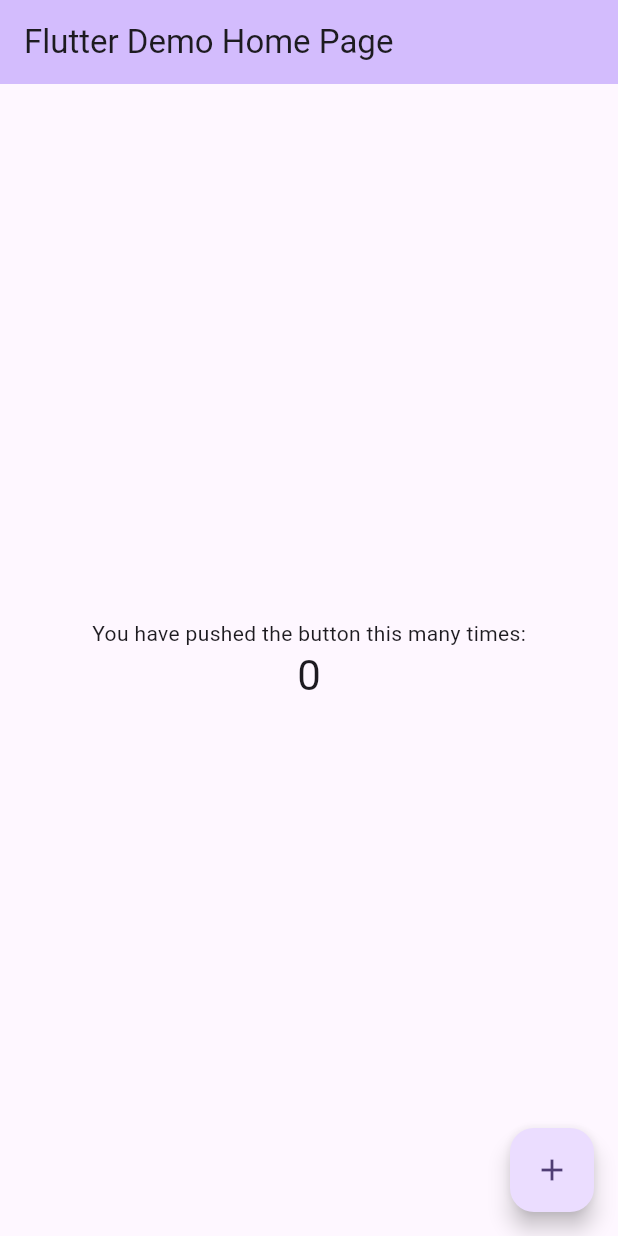
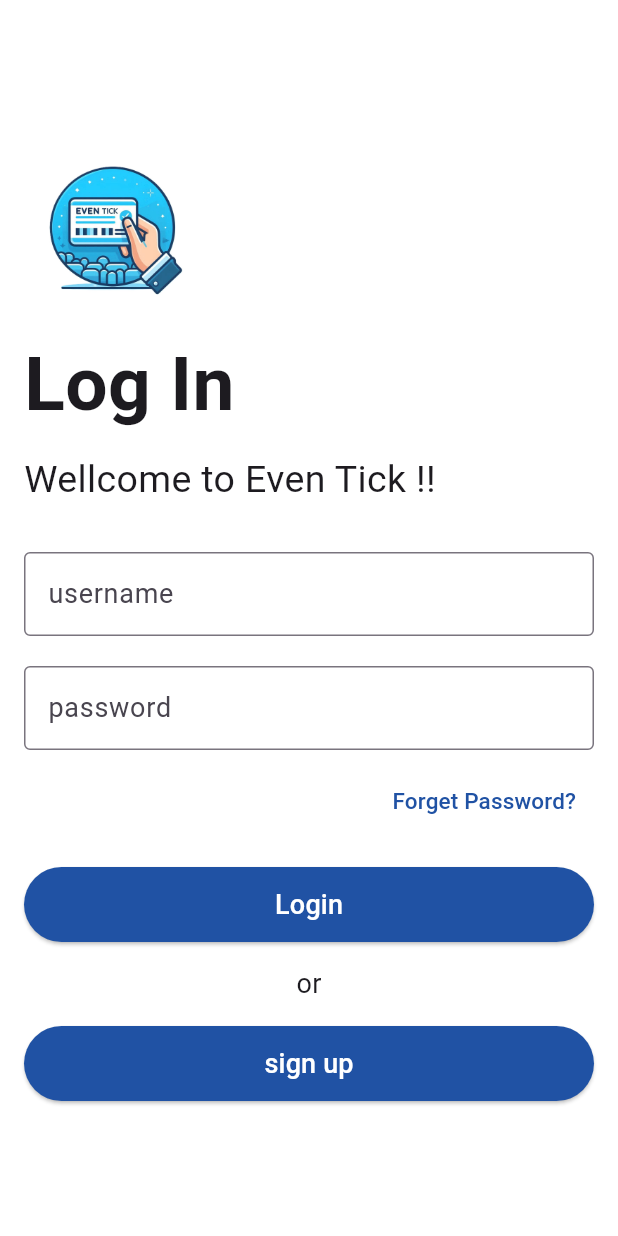
Before and after one commit to hiruim/even_tick, a Flutter app: the screen it shows after launch, on a phone screen of 412 x 824 dp. Run offline on Flutter 3.47's test engine with Material 3 defaults, Android fonts, the phone set to English and light mode, and no system bars.

Commit message:
hirusha 1

```diff
--- /dev/null
+++ b/lib/config/app_assets.dart
@@ -0,0 +1,6 @@
+class AppAssets {
+  ///icons
+
+  ///image
+  static const logo = 'assets/images/logo.png';
+}
--- a/lib/main.dart
+++ b/lib/main.dart
@@ -1,125 +1,20 @@
+import 'package:even_tick/ui/screens/login.dart';
 import 'package:flutter/material.dart';
 
 void main() {
-  runApp(const MyApp());
+  runApp(MyApp());
 }
 
 class MyApp extends StatelessWidget {
-  const MyApp({super.key});
-
-  // This widget is the root of your application.
   @override
   Widget build(BuildContext context) {
     return MaterialApp(
-      title: 'Flutter Demo',
+      debugShowCheckedModeBanner: false,
+      title: 'Even Tick',
       theme: ThemeData(
-        // This is the theme of your application.
-        //
-        // TRY THIS: Try running your application with "flutter run". You'll see
-        // the application has a purple toolbar. Then, without quitting the app,
-        // try changing the seedColor in the colorScheme below to Colors.green
-        // and then invoke "hot reload" (save your changes or press the "hot
-        // reload" button in a Flutter-supported IDE, or press "r" if you used
-        // the command line to start the app).
-        //
-        // Notice that the counter didn't reset back to zero; the application
-        // state is not lost during the reload. To reset the state, use hot
-        // restart instead.
-        //
-        // This works for code too, not just values: Most code changes can be
-        // tested with just a hot reload.
-        colorScheme: ColorScheme.fromSeed(seedColor: Colors.deepPurple),
-        useMaterial3: true,
+        primarySwatch: Colors.blue,
       ),
-      home: const MyHomePage(title: 'Flutter Demo Home Page'),
+      home: LoginPage(),
     );
   }
 }
-
-class MyHomePage extends StatefulWidget {
-  const MyHomePage({super.key, required this.title});
-
-  // This widget is the home page of your application. It is stateful, meaning
-  // that it has a State object (defined below) that contains fields that affect
-  // how it looks.
-
-  // This class is the configuration for the state. It holds the values (in this
-  // case the title) provided by the parent (in this case the App widget) and
-  // used by the build method of the State. Fields in a Widget subclass are
-  // always marked "final".
-
-  final String title;
-
-  @override
-  State<MyHomePage> createState() => _MyHomePageState();
-}
-
-class _MyHomePageState extends State<MyHomePage> {
-  int _counter = 0;
-
-  void _incrementCounter() {
-    setState(() {
-      // This call to setState tells the Flutter framework that something has
-      // changed in this State, which causes it to rerun the build method below
-      // so that the display can reflect the updated values. If we changed
-      // _counter without calling setState(), then the build method would not be
-      // called again, and so nothing would appear to happen.
-      _counter++;
-    });
-  }
-
-  @override
-  Widget build(BuildContext context) {
-    // This method is rerun every time setState is called, for instance as done
-    // by the _incrementCounter method above.
-    //
-    // The Flutter framework has been optimized to make rerunning build methods
-    // fast, so that you can just rebuild anything that needs updating rather
-    // than having to individually change instances of widgets.
-    return Scaffold(
-      appBar: AppBar(
-        // TRY THIS: Try changing the color here to a specific color (to
-        // Colors.amber, perhaps?) and trigger a hot reload to see the AppBar
-        // change color while the other colors stay the same.
-        backgroundColor: Theme.of(context).colorScheme.inversePrimary,
-        // Here we take the value from the MyHomePage object that was created by
-        // the App.build method, and use it to set our appbar title.
-        title: Text(widget.title),
-      ),
-      body: Center(
-        // Center is a layout widget. It takes a single child and positions it
-        // in the middle of the parent.
-        child: Column(
-          // Column is also a layout widget. It takes a list of children and
-          // arranges them vertically. By default, it sizes itself to fit its
-          // children horizontally, and tries to be as tall as its parent.
-          //
-          // Column has various properties to control how it sizes itself and
-          // how it positions its children. Here we use mainAxisAlignment to
-          // center the children vertically; the main axis here is the vertical
-          // axis because Columns are vertical (the cross axis would be
-          // horizontal).
-          //
-          // TRY THIS: Invoke "debug painting" (choose the "Toggle Debug Paint"
-          // action in the IDE, or press "p" in the console), to see the
-          // wireframe for each widget.
-          mainAxisAlignment: MainAxisAlignment.center,
-          children: <Widget>[
-            const Text(
-              'You have pushed the button this many times:',
-            ),
-            Text(
-              '$_counter',
-              style: Theme.of(context).textTheme.headlineMedium,
-            ),
-          ],
-        ),
-      ),
-      floatingActionButton: FloatingActionButton(
-        onPressed: _incrementCounter,
-        tooltip: 'Increment',
-        child: const Icon(Icons.add),
-      ), // This trailing comma makes auto-formatting nicer for build methods.
-    );
-  }
-}
--- a/lib/ui/screens/login.dart
+++ b/lib/ui/screens/login.dart
@@ -0,0 +1,115 @@
+import 'package:even_tick/config/app_assets.dart';
+import 'package:flutter/material.dart';
+
+class LoginPage extends StatelessWidget {
+  @override
+  Widget build(BuildContext context) {
+    return Scaffold(
+      backgroundColor: Colors.white,
+      body: Center(
+        child: Padding(
+          padding: const EdgeInsets.all(16.0),
+          child: Column(
+            mainAxisAlignment: MainAxisAlignment.center,
+            crossAxisAlignment: CrossAxisAlignment.stretch,
+            children: <Widget>[
+              Align(
+                alignment: Alignment.centerLeft,
+                child: Image.asset(
+                  AppAssets.logo,
+                  height: 120,
+                ),
+              ),
+              const SizedBox(
+                height: 10,
+              ),
+              Align(
+                alignment: Alignment.centerLeft, // Aligns to the right side
+                child: Text(
+                  'Log In',
+                  style: TextStyle(fontSize: 50, fontWeight: FontWeight.bold),
+                ),
+              ),
+              SizedBox(height: 10),
+              Text(
+                'Wellcome to Even Tick !!',
+                style: TextStyle(fontSize: 25),
+              ),
+              SizedBox(height: 30),
+              TextField(
+                decoration: InputDecoration(
+                  border: OutlineInputBorder(),
+                  labelText: 'username',
+                  labelStyle: TextStyle(fontSize: 18),
+                ),
+              ),
+              SizedBox(height: 20),
+              TextField(
+                obscureText: true,
+                decoration: InputDecoration(
+                  border: OutlineInputBorder(),
+                  labelText: 'password',
+                  labelStyle: TextStyle(fontSize: 18),
+                ),
+              ),
+              SizedBox(height: 10),
+              Align(
+                alignment: Alignment.centerRight,
+                child: TextButton(
+                  onPressed: () {
+                    // Handle "Forgot Password" action
+                  },
+                  child: Text(
+                    'Forget Password?',
+                    style: TextStyle(
+                      fontSize: 15,
+                      color: Color(0xFF2052A4),
+                    ),
+                  ),
+                ),
+              ),
+              SizedBox(height: 20),
+              ElevatedButton(
+                onPressed: () {
+                  // Handle login action
+                },
+                child: Text(
+                  'Login',
+                  style: TextStyle(fontSize: 18, color: Colors.white),
+                ),
+                style: ElevatedButton.styleFrom(
+                  backgroundColor: Color(0xFF2052A4),
+                  minimumSize: Size(double.infinity, 50),
+                ),
+              ),
+              SizedBox(height: 15),
+              Align(
+                alignment: Alignment.center,
+                child: Text(
+                  'or',
+                  style: TextStyle(
+                    fontSize: 18,
+                  ),
+                ),
+              ),
+              SizedBox(height: 15),
+              ElevatedButton(
+                onPressed: () {
+                  // Handle sign up action
+                },
+                child: Text(
+                  'sign up',
+                  style: TextStyle(fontSize: 18, color: Colors.white),
+                ),
+                style: ElevatedButton.styleFrom(
+                  backgroundColor: Color(0xFF2052A4),
+                  minimumSize: Size(double.infinity, 50),
+                ),
+              ),
+            ],
+          ),
+        ),
+      ),
+    );
+  }
+}
```
Also changed, not shown: pubspec.yaml (+9 -63 lines), assets/images/logo.png (added), 1 other file.
